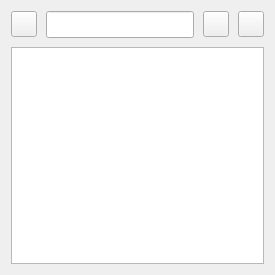
Before: the Qt Designer form src/NoteWidget/notewidget.ui in Odizinne/Qwote, drawn with Qt 5.
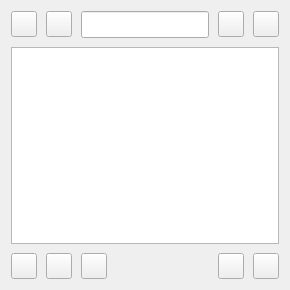
After: the same form once the commit is applied.

Commit message: added editor tools (bold italic underline zoom in out)

What changed in the file:
```diff
--- a/src/NoteWidget/notewidget.ui
+++ b/src/NoteWidget/notewidget.ui
@@ -6,14 +6,14 @@
    <rect>
     <x>0</x>
     <y>0</y>
-    <width>275</width>
-    <height>275</height>
+    <width>290</width>
+    <height>290</height>
    </rect>
   </property>
   <property name="minimumSize">
    <size>
-    <width>275</width>
-    <height>275</height>
+    <width>290</width>
+    <height>290</height>
    </size>
   </property>
   <property name="windowTitle">
@@ -23,6 +23,67 @@
    <property name="spacing">
     <number>9</number>
    </property>
+   <item row="2" column="2">
+    <widget class="QToolButton" name="underlineButton">
+     <property name="minimumSize">
+      <size>
+       <width>26</width>
+       <height>26</height>
+      </size>
+     </property>
+     <property name="text">
+      <string/>
+     </property>
+     <property name="checkable">
+      <bool>true</bool>
+     </property>
+    </widget>
+   </item>
+   <item row="0" column="1">
+    <widget class="QToolButton" name="editorToolsButton">
+     <property name="minimumSize">
+      <size>
+       <width>26</width>
+       <height>26</height>
+      </size>
+     </property>
+     <property name="text">
+      <string/>
+     </property>
+     <property name="checkable">
+      <bool>true</bool>
+     </property>
+    </widget>
+   </item>
+   <item row="2" column="4">
+    <widget class="QToolButton" name="plusButton">
+     <property name="minimumSize">
+      <size>
+       <width>26</width>
+       <height>26</height>
+      </size>
+     </property>
+     <property name="text">
+      <string/>
+     </property>
+    </widget>
+   </item>
+   <item row="2" column="1">
+    <widget class="QToolButton" name="italicButton">
+     <property name="minimumSize">
+      <size>
+       <width>26</width>
+       <height>26</height>
+      </size>
+     </property>
+     <property name="text">
+      <string/>
+     </property>
+     <property name="checkable">
+      <bool>true</bool>
+     </property>
+    </widget>
+   </item>
    <item row="0" column="0">
     <widget class="QToolButton" name="newButton">
      <property name="minimumSize">
@@ -36,7 +97,7 @@
      </property>
     </widget>
    </item>
-   <item row="0" column="1">
+   <item row="0" column="2">
     <widget class="QLineEdit" name="noteTitleLineEdit">
      <property name="minimumSize">
       <size>
@@ -59,36 +120,7 @@
      </property>
     </widget>
    </item>
-   <item row="0" column="2">
-    <widget class="QToolButton" name="pinButton">
-     <property name="minimumSize">
-      <size>
-       <width>26</width>
-       <height>26</height>
-      </size>
-     </property>
-     <property name="text">
-      <string/>
-     </property>
-     <property name="checkable">
-      <bool>true</bool>
-     </property>
-    </widget>
-   </item>
-   <item row="0" column="3">
-    <widget class="QToolButton" name="closeButton">
-     <property name="minimumSize">
-      <size>
-       <width>26</width>
-       <height>26</height>
-      </size>
-     </property>
-     <property name="text">
-      <string/>
-     </property>
-    </widget>
-   </item>
-   <item row="1" column="0" colspan="4">
+   <item row="1" column="0" colspan="5">
     <widget class="QTextEdit" name="noteTextEdit">
      <property name="font">
       <font>
@@ -98,6 +130,64 @@
      </property>
     </widget>
    </item>
+   <item row="2" column="3">
+    <widget class="QToolButton" name="minusButton">
+     <property name="minimumSize">
+      <size>
+       <width>26</width>
+       <height>26</height>
+      </size>
+     </property>
+     <property name="text">
+      <string/>
+     </property>
+    </widget>
+   </item>
+   <item row="2" column="0">
+    <widget class="QToolButton" name="boldButton">
+     <property name="minimumSize">
+      <size>
+       <width>26</width>
+       <height>26</height>
+      </size>
+     </property>
+     <property name="text">
+      <string/>
+     </property>
+     <property name="checkable">
+      <bool>true</bool>
+     </property>
+    </widget>
+   </item>
+   <item row="0" column="3">
+    <widget class="QToolButton" name="pinButton">
+     <property name="minimumSize">
+      <size>
+       <width>26</width>
+       <height>26</height>
+      </size>
+     </property>
+     <property name="text">
+      <string/>
+     </property>
+     <property name="checkable">
+      <bool>true</bool>
+     </property>
+    </widget>
+   </item>
+   <item row="0" column="4">
+    <widget class="QToolButton" name="closeButton">
+     <property name="minimumSize">
+      <size>
+       <width>26</width>
+       <height>26</height>
+      </size>
+     </property>
+     <property name="text">
+      <string/>
+     </property>
+    </widget>
+   </item>
   </layout>
  </widget>
  <resources/>
```
The commit also changes 10 other files.
